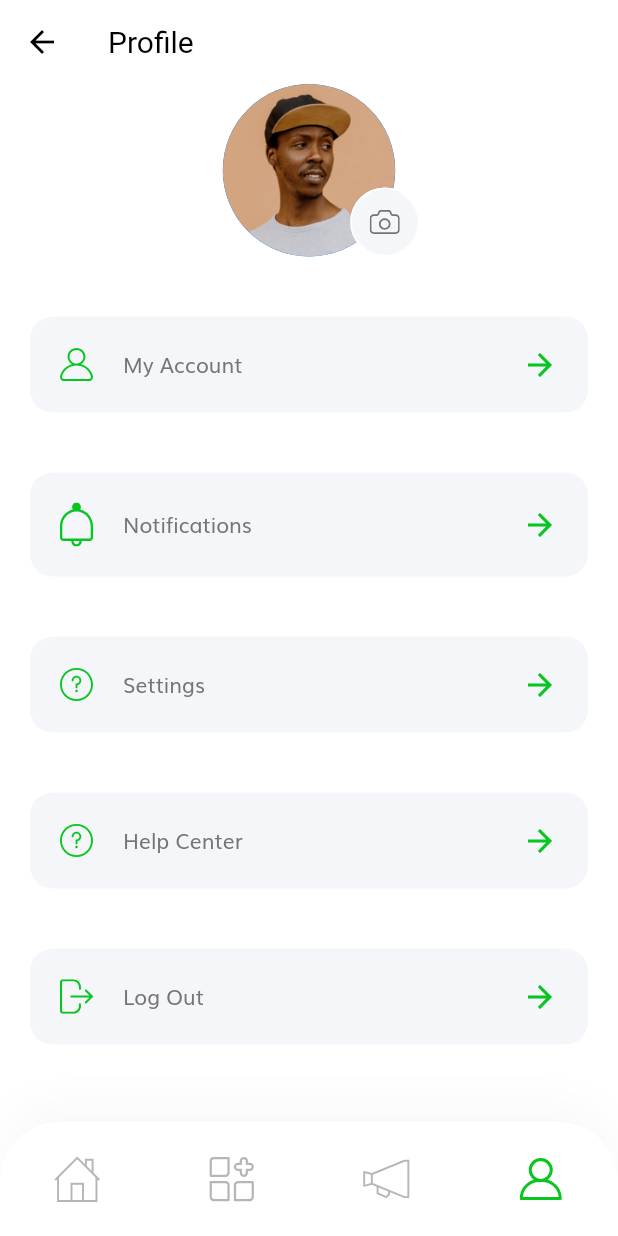
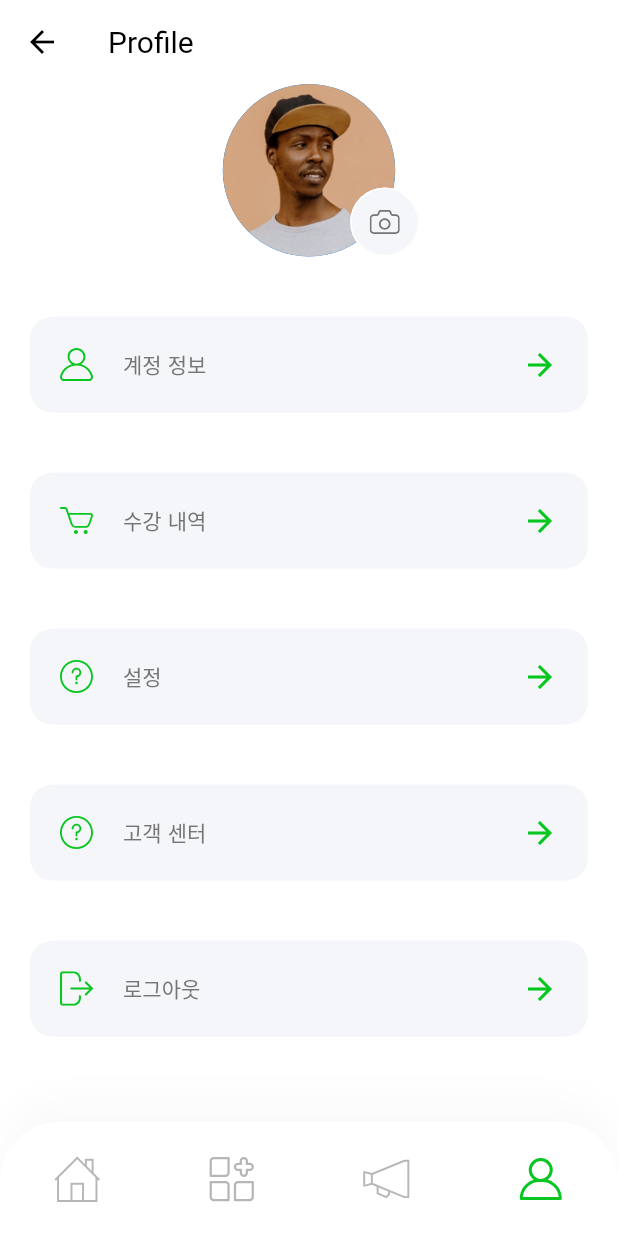
Before and after one commit to yjh970/AI_capstone2, a Flutter app: the ProfileScreen screen opened by its route, on a phone screen of 412 x 824 dp. Run offline on Flutter 3.47's test engine with Material 2 defaults, Android fonts, the phone set to English and light mode, and no system bars; our stand-ins replace flutter_svg.

Commit message:
2021-11-06 Participate페이지 구현

```diff
--- /dev/null
+++ b/master/lib/models/Cart.dart
@@ -0,0 +1,9 @@
+import 'package:flutter/material.dart';
+
+import 'Product.dart';
+
+class Cart with ChangeNotifier{
+  List<Product> productCart = [];
+
+  void addToCart(Product product) => productCart.add(product);
+}
--- a/master/lib/models/Product.dart
+++ b/master/lib/models/Product.dart
@@ -16,8 +16,8 @@ class Product{
     this.rating = 0.0,
     this.isFavorite = false,
     this.isPopular = false,
+    required this.price,
     required this.title,
-    required this.price,
     required this.meeting_description,
     required this.mentor_description,
 });
@@ -55,6 +55,7 @@ List<Product> demoProducts = [
     rating: 4.8,
     isFavorite: true,
     isPopular: true,
+
   ),
   Product(
     id: 2,
--- a/master/lib/screens/details/components/product_description_meeting.dart
+++ b/master/lib/screens/details/components/product_description_meeting.dart
@@ -1,7 +1,6 @@
 import 'package:final_project/models/Product.dart';
 import 'package:flutter/material.dart';
 
-import '../../../constants.dart';
 
 class ProductDescriptionMeeting extends StatelessWidget {
   const ProductDescriptionMeeting({
--- a/master/lib/screens/profile/components/body.dart
+++ b/master/lib/screens/profile/components/body.dart
@@ -1,4 +1,5 @@
 
+import 'package:final_project/screens/profile/components/profile_cart.dart';
 import 'package:final_project/screens/profile/components/profile_menu.dart';
 import 'package:final_project/screens/profile/components/profile_picture.dart';
 import 'package:flutter/material.dart';
@@ -16,27 +17,35 @@ class Body extends StatelessWidget {
           ),
           ProfileMenu(
             icon: 'assets/icons/User Icon.svg',
-            text: 'My Account',
+            text: '계정 정보',
             press: (){},
           ),
           ProfileMenu(
-            icon: 'assets/icons/Bell.svg',
-            text: 'Notifications',
+            icon: 'assets/icons/Cart Icon.svg',
+            text: '수강 내역',
+            press: (){
+              Navigator.of(context).push(
+                MaterialPageRoute(
+                  builder: (BuildContext context) {
+                    return ProfileCart();
+                  },
+                ),
+              );
+            },
+          ),
+          ProfileMenu(
+            icon: 'assets/icons/Question mark.svg',
+            text: '설정',
             press: (){},
           ),
           ProfileMenu(
             icon: 'assets/icons/Question mark.svg',
-            text: 'Settings',
-            press: (){},
-          ),
-          ProfileMenu(
-            icon: 'assets/icons/Question mark.svg',
-            text: 'Help Center',
+            text: '고객 센터',
             press: (){},
           ),
           ProfileMenu(
             icon: 'assets/icons/Log out.svg',
-            text: 'Log Out',
+            text: '로그아웃',
             press: (){},
           )
         ],
```
Also changed, not shown: master/lib/main.dart (+17 -7 lines), master/lib/screens/details/components/body.dart (+82 -2 lines), master/lib/screens/profile/components/profile_cart.dart (added, +43 -0 lines).
